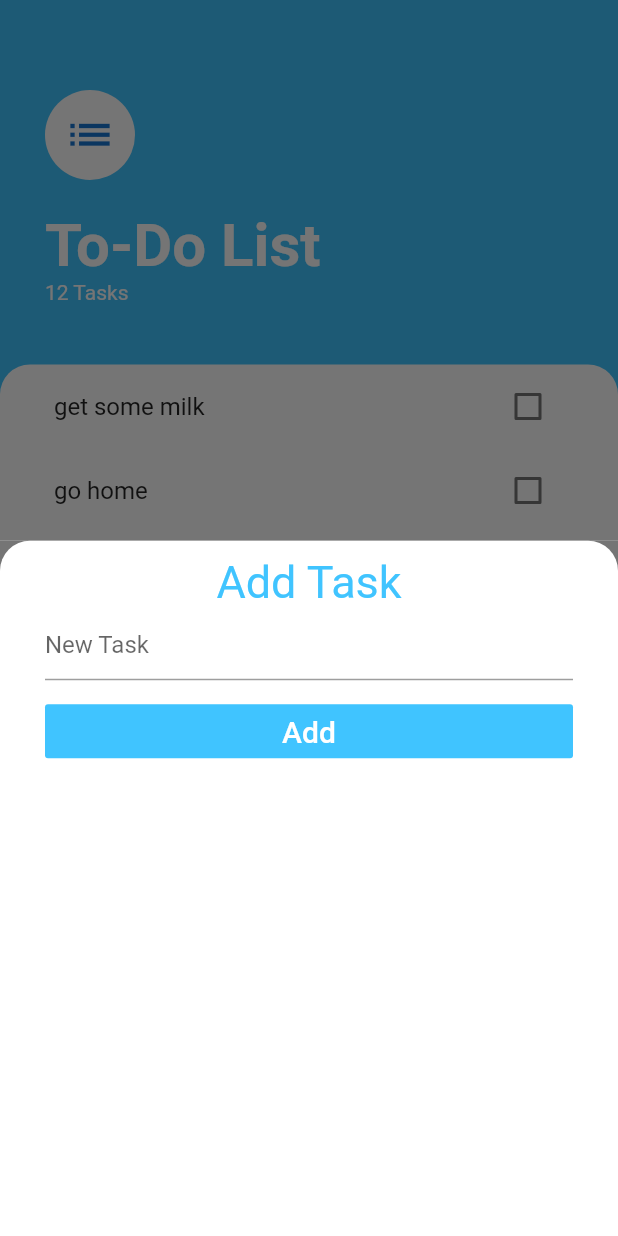
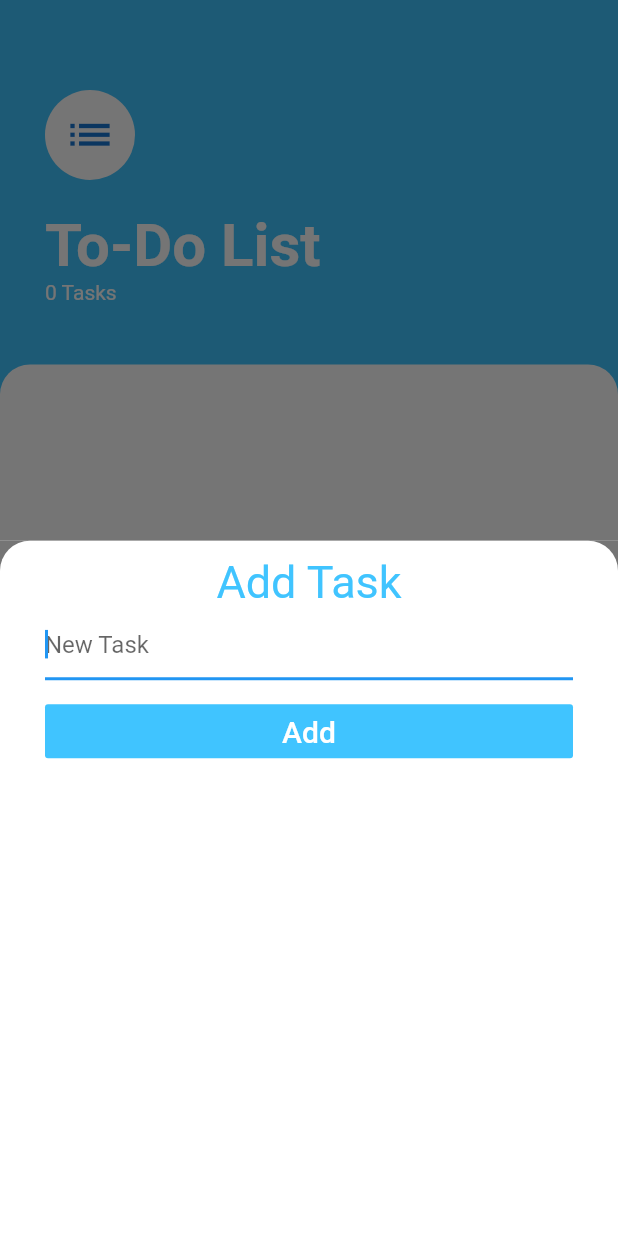
Before and after one commit to Bassem320/To-Do-List, a Flutter app: the screen it shows after launch, after a tap on the "add" icon, on a phone screen of 412 x 824 dp. Run offline on Flutter 3.47's test engine with Material 2 defaults, Android fonts, the phone set to English and light mode, and no system bars.

Commit message:
Second Push App

```diff
--- a/lib/main.dart
+++ b/lib/main.dart
@@ -1,6 +1,8 @@
 import 'package:flutter/material.dart';
 import 'package:todolist_flutter_app/screens/home_screen.dart';
 import 'package:todolist_flutter_app/screens/add_task_screen.dart';
+
+import 'models/task_data.dart';
 
 void main() {
   runApp(MyApp());
@@ -16,22 +18,37 @@ class MyApp extends StatelessWidget {
   }
 }
 
-class Main extends StatelessWidget {
-  const Main({
-    Key key,
-  }) : super(key: key);
+class Main extends StatefulWidget {
+
+
+
+  @override
+  _MainState createState() => _MainState();
+}
+
+class _MainState extends State<Main> {
+  List<Task> taskList = [
+
+  ];
 
   @override
   Widget build(BuildContext context) {
+
     return Scaffold(
       backgroundColor: Colors.lightBlueAccent,
-      body: HomeScreen(),
+      body: HomeScreen(
+        taskList: taskList,
+      ),
       floatingActionButton: FloatingActionButton(
         child: Icon(Icons.add),
         backgroundColor: Colors.lightBlueAccent,
         onPressed: () {
           showModalBottomSheet(context: context, builder: (context){
-            return AddTaskScreen();
+            return AddTaskScreen((Task newTask){
+              setState(() {
+                taskList.add(newTask);
+              });
+            });
           });
         },
       ),
--- a/lib/screens/add_task_screen.dart
+++ b/lib/screens/add_task_screen.dart
@@ -1,8 +1,17 @@
 import 'package:flutter/material.dart';
+import 'package:todolist_flutter_app/models/task_data.dart';
 
-class AddTaskScreen extends StatelessWidget {
+class AddTaskScreen extends StatefulWidget {
 
+  final Function addTaskCallback;
+  AddTaskScreen(this.addTaskCallback);
 
+  @override
+  _AddTaskScreenState createState() => _AddTaskScreenState();
+}
+
+class _AddTaskScreenState extends State<AddTaskScreen> {
+  String newTaskText;
   @override
   Widget build(BuildContext context) {
     return Container(
@@ -28,10 +37,19 @@ class AddTaskScreen extends StatelessWidget {
               color: Colors.lightBlueAccent
             ),),
             TextField(
+              autofocus: true,
               decoration: InputDecoration(hintText: 'New Task'),
+              onChanged: (text){
+                newTaskText = text;
+              },
             ),
             SizedBox(height: 10.0,),
-            FlatButton(onPressed: (){},
+            FlatButton(onPressed: (){
+              var newTask = Task(name: newTaskText);
+              print(newTaskText);
+              widget.addTaskCallback(newTask);
+              Navigator.pop(context);
+            },
               color: Colors.lightBlueAccent,
                 child: Text('Add',
                     style: TextStyle(
--- a/lib/screens/home_screen.dart
+++ b/lib/screens/home_screen.dart
@@ -1,7 +1,10 @@
 import 'package:flutter/material.dart';
+import 'package:todolist_flutter_app/models/task_data.dart';
 import 'package:todolist_flutter_app/widgets/task_list.dart';
 
 class HomeScreen extends StatelessWidget {
+  final List<Task> taskList;
+  HomeScreen({this.taskList});
   @override
   Widget build(BuildContext context) {
     return Container(
@@ -36,7 +39,7 @@ class HomeScreen extends StatelessWidget {
                       fontWeight: FontWeight.w700),
                 ),
                 Text(
-                  '12 Tasks',
+                  '${taskList.length} Tasks',
                   style: TextStyle(
                     color: Colors.white,
                     fontWeight: FontWeight.w400,
@@ -58,7 +61,9 @@ class HomeScreen extends StatelessWidget {
                   topRight: Radius.circular(20.0),
                 ),
               ),
-              child: TaskList(),
+              child: TaskList(
+                taskList: taskList,
+              ),
             ),
           )
         ],
--- a/lib/widgets/task_list.dart
+++ b/lib/widgets/task_list.dart
@@ -4,11 +4,8 @@ import 'package:todolist_flutter_app/widgets/task_tile.dart';
 
 class TaskList extends StatelessWidget {
 
-  final List<Task> taskList = [
-    Task(name: 'get some milk'),
-    Task(name: 'go home'),
-    Task(name: 'send a message'),
-  ];
+  final List<Task> taskList;
+  TaskList({this.taskList});
 
   @override
   Widget build(BuildContext context) {
```
